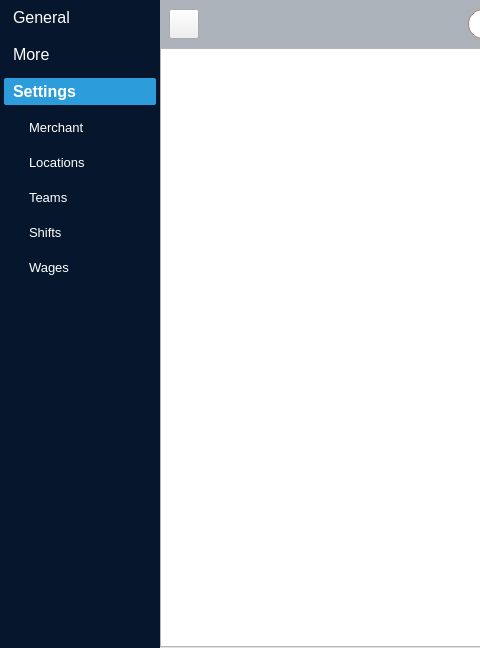
initprog/QPos, file ui/main_window.ui: the form before one commit; both pictures show x 0 to 480 and y 0 to 648 of the 1075 by 648 pixel window.
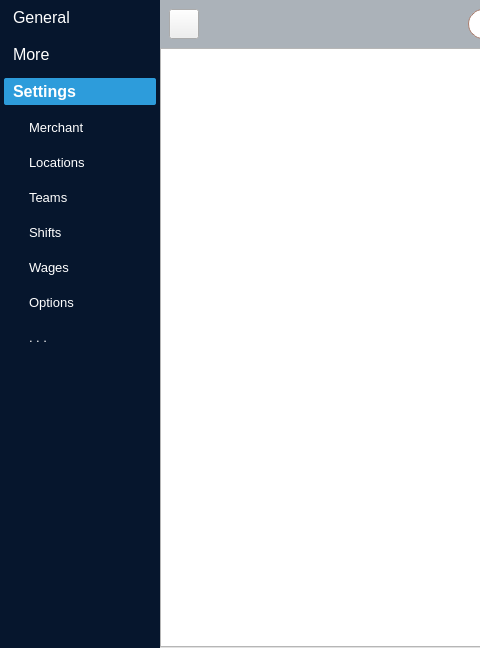
The form after the commit. The open tabs and pages were chosen to show the change. Icons and pictures are not drawn.

Diff of the .ui file:
```diff
--- a/ui/main_window.ui
+++ b/ui/main_window.ui
@@ -397,8 +397,8 @@
             <rect>
              <x>0</x>
              <y>0</y>
-             <width>147</width>
-             <height>512</height>
+             <width>146</width>
+             <height>509</height>
             </rect>
            </property>
            <attribute name="icon">
@@ -505,6 +505,33 @@
               </property>
              </widget>
             </item>
+            <item>
+             <widget class="QPushButton" name="btnOptions">
+              <property name="font">
+               <font>
+                <pointsize>10</pointsize>
+               </font>
+              </property>
+              <property name="text">
+               <string>Options</string>
+              </property>
+             </widget>
+            </item>
+            <item>
+             <widget class="QPushButton" name="btnMore">
+              <property name="font">
+               <font>
+                <pointsize>10</pointsize>
+               </font>
+              </property>
+              <property name="text">
+               <string>. . .</string>
+              </property>
+              <property name="checkable">
+               <bool>true</bool>
+              </property>
+             </widget>
+            </item>
             <item>
              <spacer name="verticalSpacer_3">
               <property name="orientation">
```
Left out of the diff: 12 changed lines with no effect on the pictures.
